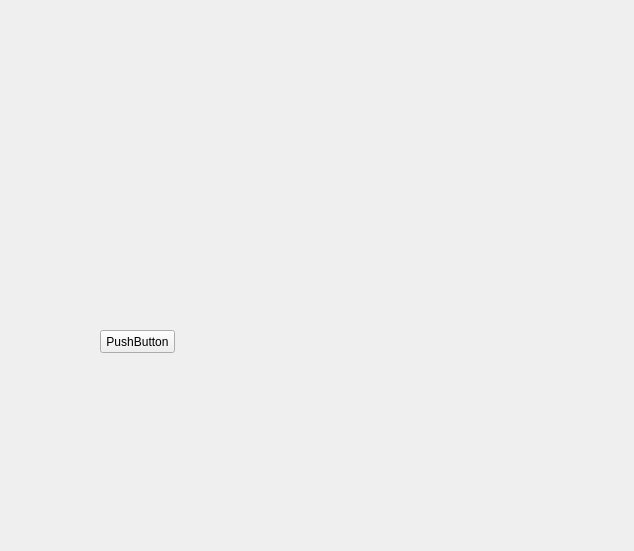
First picture: the form in imgprocess/showPicure.ui, repository wuyougongzi/imgProcess, before the edit.
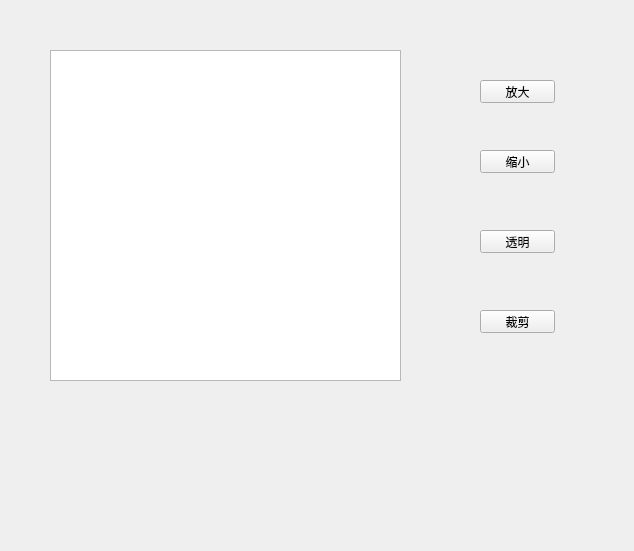
Second picture: the form after the edit.

Commit message: 1 add imgprocess center widget                                                                            2 change ShowPicutre button. Temporaruty set these buttons, but they functions are not sure.                    3 use another way to open file and add the same way to save file

```diff
--- a/imgprocess/showPicure.ui
+++ b/imgprocess/showPicure.ui
@@ -13,17 +13,66 @@
   <property name="windowTitle">
    <string>Form</string>
   </property>
-  <widget class="QPushButton" name="testButton">
+  <widget class="QGraphicsView" name="graphicsView">
    <property name="geometry">
     <rect>
-     <x>100</x>
-     <y>330</y>
+     <x>50</x>
+     <y>50</y>
+     <width>351</width>
+     <height>331</height>
+    </rect>
+   </property>
+  </widget>
+  <widget class="QPushButton" name="pushButton">
+   <property name="geometry">
+    <rect>
+     <x>480</x>
+     <y>80</y>
      <width>75</width>
      <height>23</height>
     </rect>
    </property>
    <property name="text">
-    <string>PushButton</string>
+    <string>放大</string>
+   </property>
+  </widget>
+  <widget class="QPushButton" name="pushButton_2">
+   <property name="geometry">
+    <rect>
+     <x>480</x>
+     <y>150</y>
+     <width>75</width>
+     <height>23</height>
+    </rect>
+   </property>
+   <property name="text">
+    <string>缩小</string>
+   </property>
+  </widget>
+  <widget class="QPushButton" name="pushButton_3">
+   <property name="geometry">
+    <rect>
+     <x>480</x>
+     <y>230</y>
+     <width>75</width>
+     <height>23</height>
+    </rect>
+   </property>
+   <property name="text">
+    <string>透明</string>
+   </property>
+  </widget>
+  <widget class="QPushButton" name="pushButton_4">
+   <property name="geometry">
+    <rect>
+     <x>480</x>
+     <y>310</y>
+     <width>75</width>
+     <height>23</height>
+    </rect>
+   </property>
+   <property name="text">
+    <string>裁剪</string>
    </property>
   </widget>
  </widget>
```
The commit also changes 8 other files.
